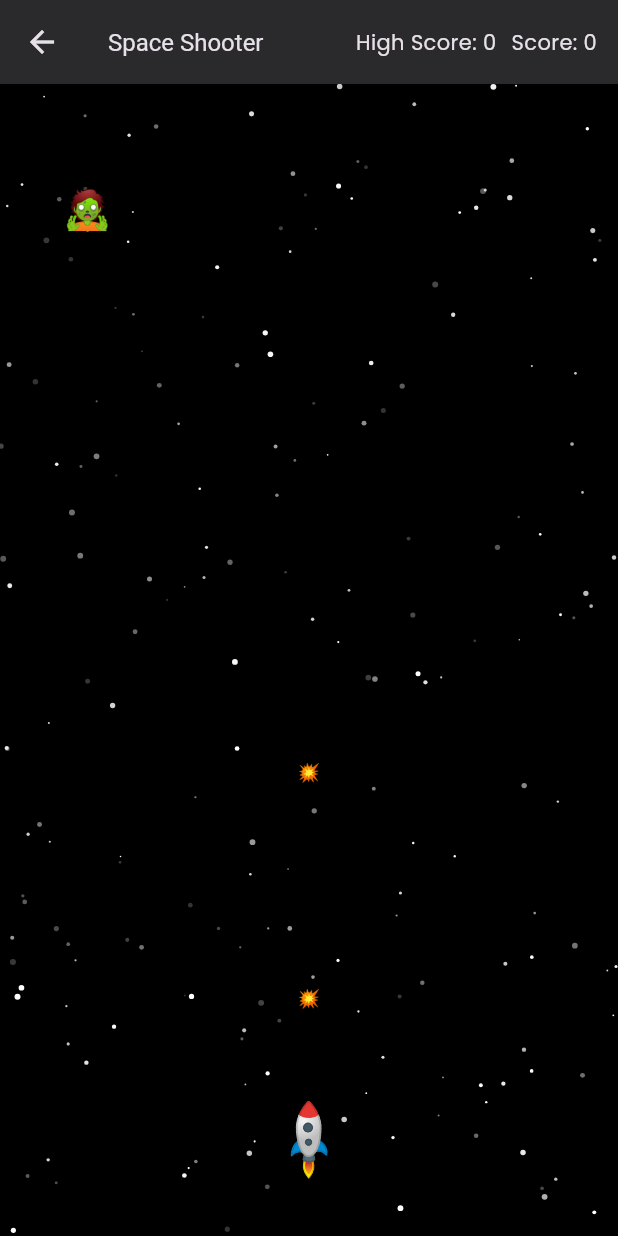
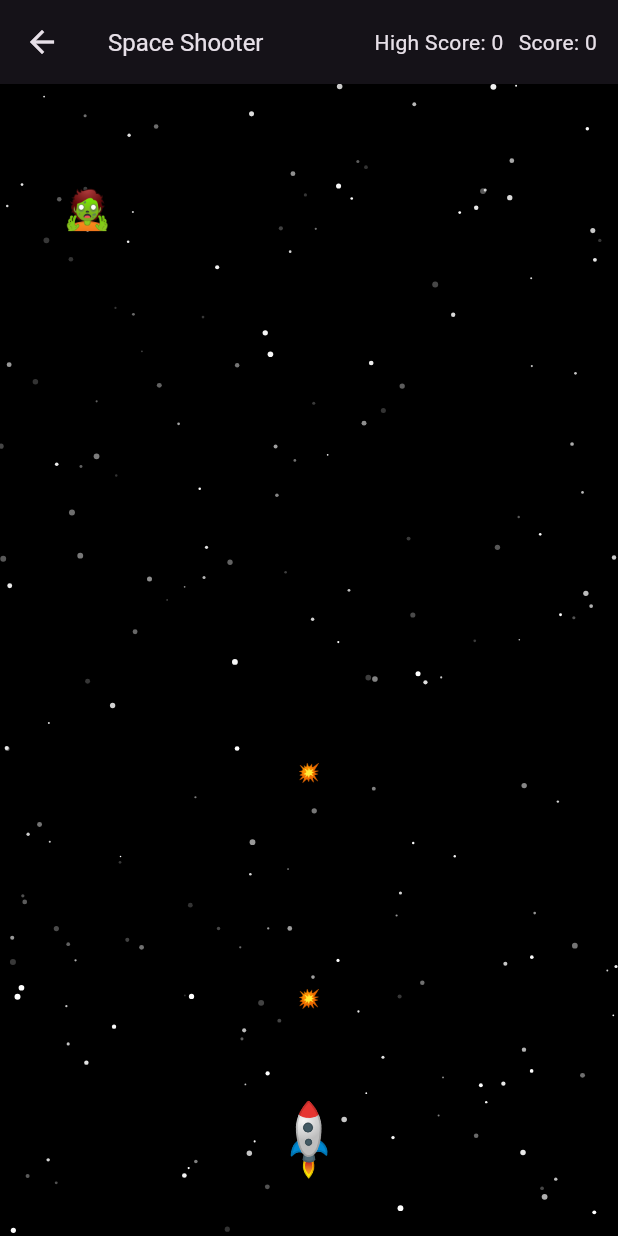
Before and after one commit to Anikshakya/Mini-Games, a Flutter app: the screen it shows after launch, after a tap on "Space Shooter 🚀", on a phone screen of 412 x 824 dp. Run offline on Flutter 3.47's test engine with Material 3 defaults, Android fonts, the light colour scheme and no system bars; our stand-ins replace confetti, get, get_storage, google_fonts, shared_preferences.

Commit message:
Modifeid Theme App bar elevation

```diff
--- a/lib/src/app_config/app_theme/app_theme.dart
+++ b/lib/src/app_config/app_theme/app_theme.dart
@@ -22,7 +22,7 @@ class AppTheme {
       appBarTheme: AppBarTheme(
         // backgroundColor: colorScheme.primary,
         // foregroundColor: colorScheme.onPrimary,
-        elevation: 1,
+        elevation: 0,
         centerTitle: false,
       ),
       textTheme: Typography.blackCupertino,
@@ -82,7 +82,7 @@ class AppTheme {
       appBarTheme: AppBarTheme(
         // backgroundColor: colorScheme.surface,
         // foregroundColor: colorScheme.onSurface,
-        elevation: 1,
+        elevation: 0,
         centerTitle: false,
       ),
       textTheme: Typography.whiteCupertino,
--- a/lib/src/view/games/space_shooter.dart
+++ b/lib/src/view/games/space_shooter.dart
@@ -2,7 +2,6 @@ import 'dart:async';
 import 'dart:math';
 
 import 'package:flutter/material.dart';
-import 'package:google_fonts/google_fonts.dart';
 import 'package:shared_preferences/shared_preferences.dart';
 
 class SpaceShooterScreen extends StatefulWidget {
@@ -178,16 +177,15 @@ class _SpaceShooterScreenState extends State<SpaceShooterScreen> {
     return Scaffold(
       backgroundColor: Colors.black,
       appBar: AppBar(
-        backgroundColor: Colors.grey[900],
         title: Text('Space Shooter', style: TextStyle(fontSize: 16),),
         actions: [
           Padding(
             padding: const EdgeInsets.all(14),
             child: Row(
               children: [
-                Text('High Score: $highScore', style: GoogleFonts.poppins(fontSize : 14)),
+                Text('High Score: $highScore'),
                 SizedBox(width: 10.0,),
-                Text('Score: $score', style: GoogleFonts.poppins(fontSize : 14)),
+                Text('Score: $score'),
               ],
             ),
           ),
```
